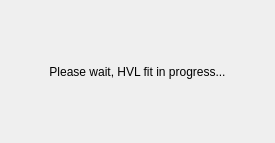
Before: the Qt Designer form src/gui/hvlfitinprogressdialog.ui in echmet/CEval, drawn with Qt 5.
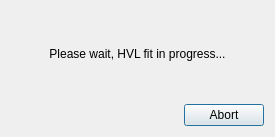
After: the same form once the commit is applied.

What changed in the file:
```diff
--- a/src/gui/hvlfitinprogressdialog.ui
+++ b/src/gui/hvlfitinprogressdialog.ui
@@ -7,13 +7,26 @@
     <x>0</x>
     <y>0</y>
     <width>275</width>
-    <height>143</height>
+    <height>137</height>
    </rect>
   </property>
   <property name="windowTitle">
    <string>HVL fit in progress</string>
   </property>
   <layout class="QVBoxLayout" name="verticalLayout">
+   <item>
+    <spacer name="verticalSpacer_2">
+     <property name="orientation">
+      <enum>Qt::Vertical</enum>
+     </property>
+     <property name="sizeHint" stdset="0">
+      <size>
+       <width>20</width>
+       <height>40</height>
+      </size>
+     </property>
+    </spacer>
+   </item>
    <item>
     <widget class="QLabel" name="label">
      <property name="text">
@@ -24,6 +37,43 @@
      </property>
     </widget>
    </item>
+   <item>
+    <spacer name="verticalSpacer">
+     <property name="orientation">
+      <enum>Qt::Vertical</enum>
+     </property>
+     <property name="sizeHint" stdset="0">
+      <size>
+       <width>20</width>
+       <height>40</height>
+      </size>
+     </property>
+    </spacer>
+   </item>
+   <item>
+    <layout class="QHBoxLayout" name="horizontalLayout">
+     <item>
+      <spacer name="horizontalSpacer">
+       <property name="orientation">
+        <enum>Qt::Horizontal</enum>
+       </property>
+       <property name="sizeHint" stdset="0">
+        <size>
+         <width>40</width>
+         <height>20</height>
+        </size>
+       </property>
+      </spacer>
+     </item>
+     <item>
+      <widget class="QPushButton" name="qpb_abort">
+       <property name="text">
+        <string>Abort</string>
+       </property>
+      </widget>
+     </item>
+    </layout>
+   </item>
   </layout>
  </widget>
  <resources/>
```
